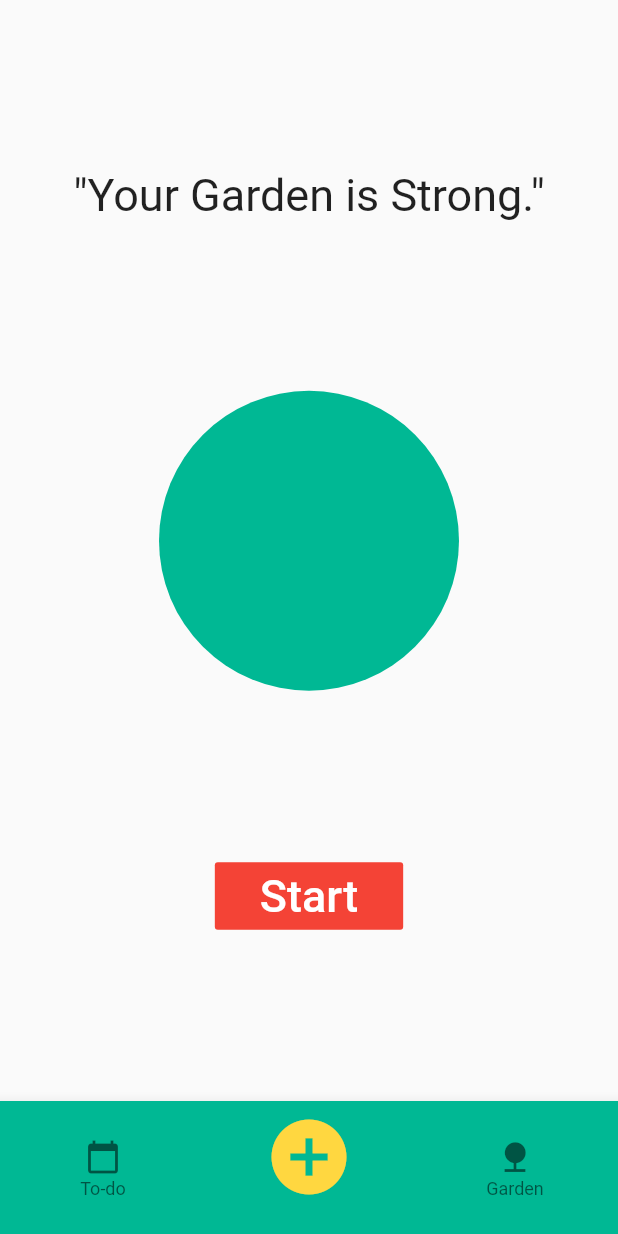
After one commit to hisnameispum/nurture_land, a Flutter app: the screen it shows after launch, item 2 of the bottom bar chosen, after a tap on "Start", on a phone screen of 412 x 824 dp. The commit adds this screen. Run offline on Flutter 3.47's test engine with Material 2 defaults, Android fonts, the phone set to English and light mode, and no system bars.

Commit message:
Finished with Bottom Navigation Bar

```diff
--- /dev/null
+++ b/lib/widgets/garden_widget.dart
@@ -0,0 +1,33 @@
+import 'package:flutter/material.dart';
+
+class Garden_Widget extends StatelessWidget{
+  @override
+  Widget build(BuildContext context) {
+    return Column(
+      mainAxisAlignment: MainAxisAlignment.spaceEvenly,
+      children: [
+        Text(
+          '"Your Garden is Strong."',
+          style: TextStyle(fontSize: 30),
+        ),
+        CircleAvatar(
+          backgroundColor: Color(0xFF00b894),
+          minRadius: 100,
+        ),
+        FlatButton(
+          onPressed: () {
+//                            Start Timer
+          },
+          padding: EdgeInsets.symmetric(
+              vertical: 5, horizontal: 30),
+          color: Colors.red,
+          child: Text(
+            'Start',
+            style:
+            TextStyle(color: Colors.white, fontSize: 30),
+          ),
+        ),
+      ],
+    );
+  }
+}
--- /dev/null
+++ b/lib/widgets/todo_widget.dart
@@ -0,0 +1,34 @@
+import 'package:flutter/material.dart';
+
+class Todo_widget extends StatelessWidget {
+
+  @override
+  Widget build(BuildContext context) {
+    return Column(
+      mainAxisAlignment: MainAxisAlignment.spaceEvenly,
+      children: [
+        Text(
+          '"Some random quote."',
+          style: TextStyle(fontSize: 30),
+        ),
+        CircleAvatar(
+          backgroundColor: Color(0xFF00b894),
+          minRadius: 100,
+        ),
+        FlatButton(
+          onPressed: () {
+//                            Start Timer
+          },
+          padding: EdgeInsets.symmetric(
+              vertical: 5, horizontal: 30),
+          color: Colors.red,
+          child: Text(
+            'Start',
+            style:
+            TextStyle(color: Colors.white, fontSize: 30),
+          ),
+        ),
+      ],
+    );
+  }
+}
```
Also changed, not shown: lib/screens/todo_screen.dart (+7 -30 lines).
